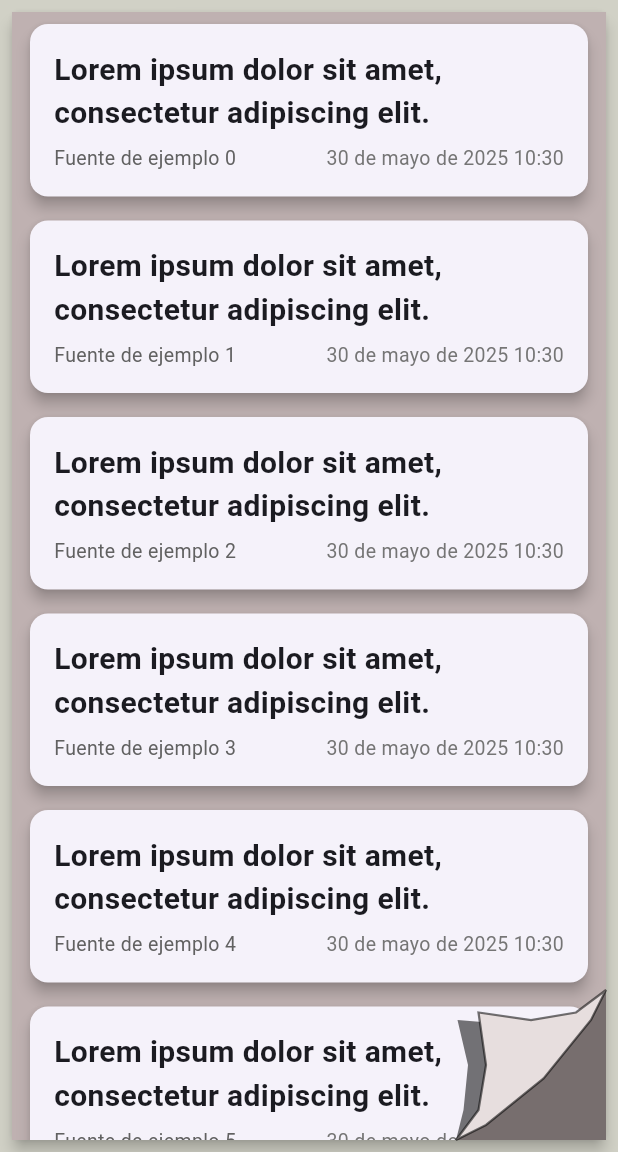
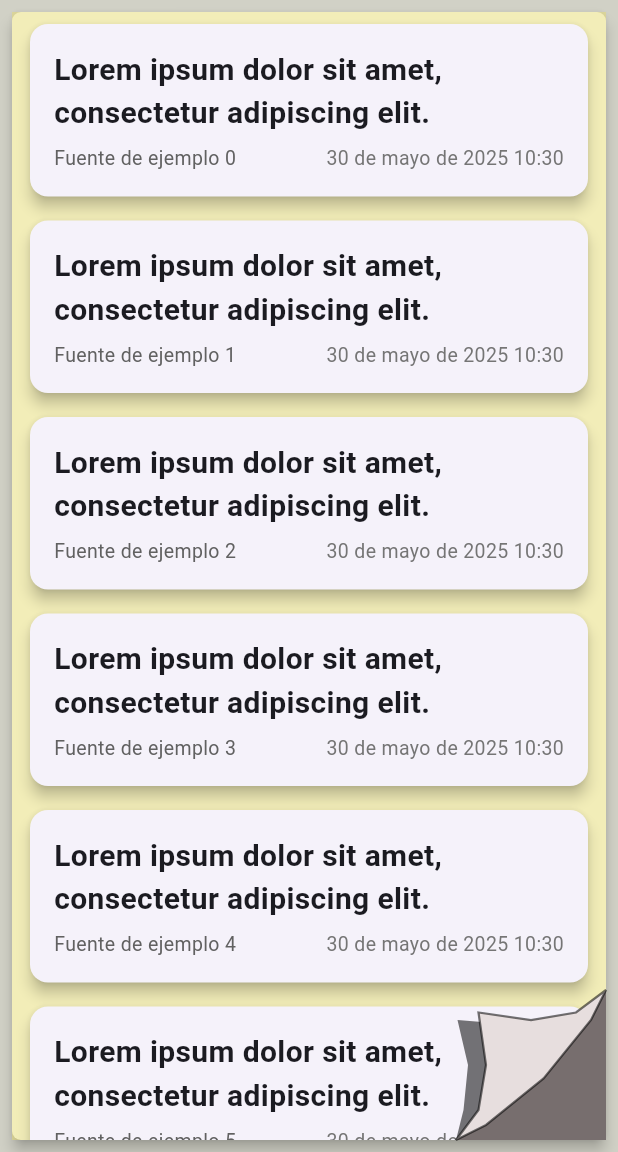
Before and after one commit to CarlosPel/Proyecto-DAM, a Flutter app: the NewsScrollScreen screen opened by its route, on a phone screen of 412 x 824 dp, the part 84-1236 px from its top. Run offline on Flutter 3.47's test engine with Material 3 defaults, Android fonts, the phone set to English and light mode, and no system bars; our stand-ins replace country_code_picker, shared_preferences, timeago; missing offline and left inert: turn_page_transition; accounts and stored records are empty; network calls fail; Roboto replaces fonts that are missing (Georgia).

Commit message:
Agregar configuración de DevTools, fuente NYTCheltenham y actualizar estilos en los contenedores de noticias y publicaciones

```diff
--- /dev/null
+++ b/app/frontend/flutter_application_1/devtools_options.yaml
@@ -0,0 +1,3 @@
+description: This file stores settings for Dart & Flutter DevTools.
+documentation: https://docs.flutter.dev/tools/devtools/extensions#configure-extension-enablement-states
+extensions:
--- a/app/frontend/flutter_application_1/lib/data/app_theme.dart
+++ b/app/frontend/flutter_application_1/lib/data/app_theme.dart
@@ -1,6 +1,10 @@
 import 'package:flutter/material.dart';
 
 class AppTheme {
+  static Color newsPaperBackgroundColor = Color.fromARGB(130, 230, 219, 116);
+  static Color postBackgroundColor = Color.fromARGB(255, 255, 255, 255);
+  static Color newBackgroundColor = Color.fromARGB(130, 230, 219, 116);
+
   static ThemeData get lightTheme {
     return ThemeData(
       useMaterial3: true, // Activamos Material 3
--- a/app/frontend/flutter_application_1/lib/screens/news_scroll_screen.dart
+++ b/app/frontend/flutter_application_1/lib/screens/news_scroll_screen.dart
@@ -81,8 +81,7 @@ class NewsScrollScreenState extends State<NewsScrollScreen> {
           child: newsState.news.isNotEmpty
               ? RefreshIndicator(
                   onRefresh: _refreshNews,
-                  child: Container(
-                    color: const Color.fromARGB(255, 204, 11, 11),
+                  child: ScrollContainer(
                     child: ListView.builder(
                       itemCount: newsState.news.length,
                       itemBuilder: (context, index) {
--- a/app/frontend/flutter_application_1/lib/screens/posts_scroll_screen.dart
+++ b/app/frontend/flutter_application_1/lib/screens/posts_scroll_screen.dart
@@ -12,7 +12,7 @@ import 'package:flutter_application_1/widgets/post_card.dart';
 import 'package:flutter_application_1/widgets/scroll_container.dart';
 import 'package:provider/provider.dart';
 import 'package:turn_page_transition/turn_page_transition.dart';
-import 'package:google_fonts/google_fonts.dart';
+// import 'package:google_fonts/google_fonts.dart';
 
 class PostsScrollScreen extends StatefulWidget {
   const PostsScrollScreen({super.key});
@@ -85,7 +85,8 @@ class PostsScrollScreenState extends State<PostsScrollScreen> {
               Center(
                   child: Text(
                 AppData.appName,
-                style: GoogleFonts.playfairDisplay(
+                style: const TextStyle(
+                  fontFamily: 'NYTCheltenham', // Usa tu fuente personalizada
                   fontSize: 36,
                   fontWeight: FontWeight.w700,
                   letterSpacing: 1.5,
--- a/app/frontend/flutter_application_1/lib/widgets/scroll_container.dart
+++ b/app/frontend/flutter_application_1/lib/widgets/scroll_container.dart
@@ -1,4 +1,5 @@
 import 'package:flutter/material.dart';
+import 'package:flutter_application_1/data/app_theme.dart';
 
 class ScrollContainer extends StatelessWidget {
   final Widget child;
@@ -7,7 +8,7 @@ class ScrollContainer extends StatelessWidget {
   @override
   Widget build(BuildContext context) {
     return Container(
-      color: const Color.fromARGB(255, 191, 177, 177),
+      color: AppTheme.newsPaperBackgroundColor,
       child: child,
     );
   }
```
Also changed, not shown: app/frontend/flutter_application_1/pubspec.yaml (+4 -4 lines), app/frontend/flutter_application_1/fonts/nyt-cheltenham-bold.ttf (renamed from app/frontend/flutter_application_1/assets/fonts/nyt-cheltenham-bold.ttf).
